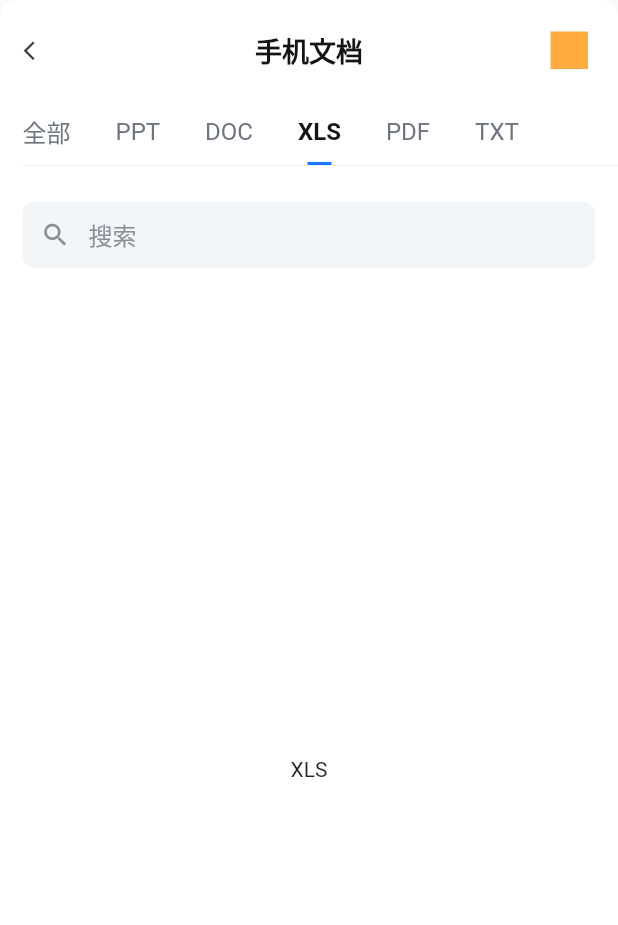
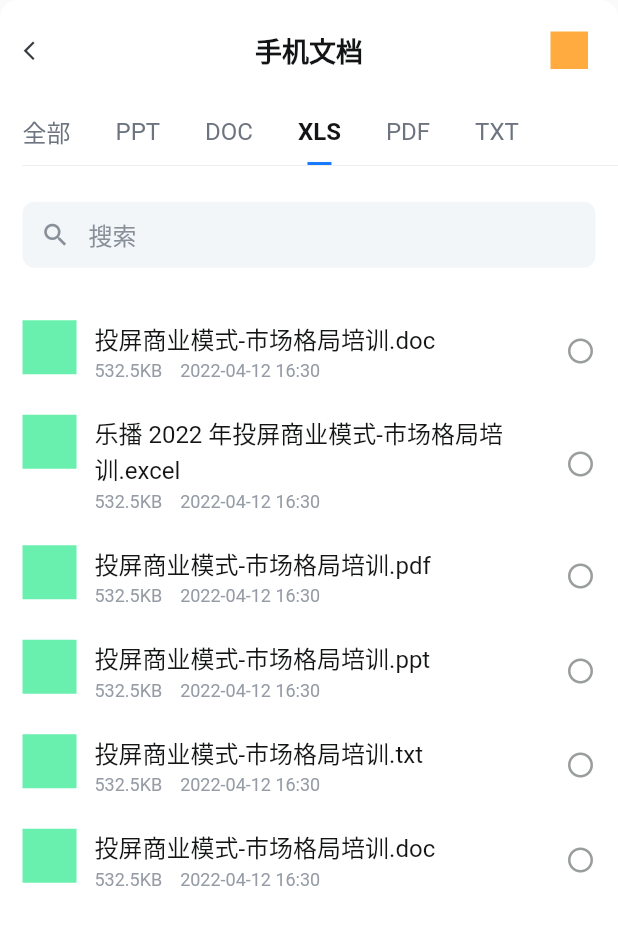
Before and after one commit to guoguangtao/ggt_flutter_demo, a Flutter app: the LeBoFileListView widget shown alone on an empty page, opened directly, swiped to page 4, on a phone screen of 412 x 824 dp. Shown: the top 925 px of the screen. Run offline on Flutter 3.47's test engine with Material 2 defaults, Android fonts, the phone set to English and light mode, and no system bars; our stand-ins replace sprintf, webview_flutter.

Commit message:
文件列表展示

```diff
--- a/lib/local_file/lebo_file_list.dart
+++ b/lib/local_file/lebo_file_list.dart
@@ -1,5 +1,7 @@
 import 'package:flutter/material.dart';
 import 'package:ggt_flutter_demo/local_file/lebo_choose_file.dart';
+
+import 'local_file.dart';
 
 class LeBoFileListView extends StatefulWidget {
   final LeBoChooseType? chooseType;
@@ -24,8 +26,6 @@ class _LeBoFileListViewState extends State<LeBoFileListView> {
 
   @override
   Widget build(BuildContext context) {
-    print("LeBoFileListView 当前选中下标为:$selectedIndex");
-
     return Container(
       decoration: const BoxDecoration(
         color: Colors.white,
@@ -100,7 +100,6 @@ class _LeBoFileListViewState extends State<LeBoFileListView> {
             titles: ["全部", "PPT", "DOC", "XLS", "PDF", "TXT"],
             selectedIndex: selectedIndex,
             indexCallback: (index, text) {
-              print("选中下标回调: $index, $text");
               setState(() {
                 selectedIndex = index;
                 _pageController.jumpToPage(selectedIndex);
@@ -134,7 +133,44 @@ class _LeBoFileListViewState extends State<LeBoFileListView> {
           SizedBox(height: 20),
           Expanded(
             child: _LeBoFileListBodyView(
-              titles: ["全部", "PPT", "DOC", "XLS", "PDF", "TXT"],
+              localFiles: [
+                _LeBoLocalFileModel(
+                    fileType: YXCLocalFileType.word,
+                    fileName: "投屏商业模式-市场格局培训.doc",
+                    fileSize: "532.5KB",
+                    date: "2022-04-12 16:30",
+                    isSelected: false),
+                _LeBoLocalFileModel(
+                    fileType: YXCLocalFileType.excel,
+                    fileName: "乐播 2022 年投屏商业模式-市场格局培训.excel",
+                    fileSize: "532.5KB",
+                    date: "2022-04-12 16:30",
+                    isSelected: false),
+                _LeBoLocalFileModel(
+                    fileType: YXCLocalFileType.pdf,
+                    fileName: "投屏商业模式-市场格局培训.pdf",
+                    fileSize: "532.5KB",
+                    date: "2022-04-12 16:30",
+                    isSelected: false),
+                _LeBoLocalFileModel(
+                    fileType: YXCLocalFileType.ppt,
+                    fileName: "投屏商业模式-市场格局培训.ppt",
+                    fileSize: "532.5KB",
+                    date: "2022-04-12 16:30",
+                    isSelected: false),
+                _LeBoLocalFileModel(
+                    fileType: YXCLocalFileType.txt,
+                    fileName: "投屏商业模式-市场格局培训.txt",
+                    fileSize: "532.5KB",
+                    date: "2022-04-12 16:30",
+                    isSelected: false),
+                _LeBoLocalFileModel(
+                    fileType: YXCLocalFileType.word,
+                    fileName: "投屏商业模式-市场格局培训.doc",
+                    fileSize: "532.5KB",
+                    date: "2022-04-12 16:30",
+                    isSelected: false),
+              ],
               selectedIndex: selectedIndex,
               pageController: _pageController,
               onPageChanged: (index) {
@@ -237,7 +273,6 @@ class _LeBoFileListTopMenuViewState extends State<LeBoFileListTopMenuView> {
     // 重新布局
     titleWidgets = [];
     selectedIndex = widget.selectedIndex ?? 0;
-    print("LeBoFileListTopMenuView 当前选中下标为:$selectedIndex");
 
     for (int i = 0; i < models.length; i++) {
       _LeBoFileListItemModel element = models[i];
@@ -328,7 +363,6 @@ class _LeBoFileListMenuItem extends StatelessWidget {
           children: [
             GestureDetector(
               onTap: () {
-                print("${model!.text} 被点击");
                 if (indexCallback != null) {
                   indexCallback!(model!);
                 }
@@ -364,14 +398,14 @@ class _LeBoFileListItemModel {
 }
 
 class _LeBoFileListBodyView extends StatelessWidget {
-  final List<String>? titles;
+  final List<_LeBoLocalFileModel>? localFiles;
   final int? selectedIndex;
   final ValueChanged<int>? onPageChanged;
   final PageController? pageController;
 
   const _LeBoFileListBodyView({
     Key? key,
-    this.titles,
+    this.localFiles,
     this.onPageChanged,
     this.selectedIndex,
     this.pageController,
@@ -379,8 +413,6 @@ class _LeBoFileListBodyView extends StatelessWidget {
 
   @override
   Widget build(BuildContext context) {
-    print("_LeBoFileListBodyView 当前选中下标为:$selectedIndex");
-
     return PageView.builder(
         itemCount: 6,
         controller: pageController,
@@ -391,22 +423,113 @@ class _LeBoFileListBodyView extends StatelessWidget {
         },
         itemBuilder: (context, index) {
           return _LeBoFileListBodyPageView(
-            title: titles![index],
+            localFiles: localFiles,
           );
         });
   }
 }
 
 class _LeBoFileListBodyPageView extends StatelessWidget {
-  final String? title;
+  final List<_LeBoLocalFileModel>? localFiles;
 
-  const _LeBoFileListBodyPageView({Key? key, this.title}) : super(key: key);
+  const _LeBoFileListBodyPageView({Key? key, this.localFiles})
+      : super(key: key);
 
   @override
   Widget build(BuildContext context) {
     return Container(
       alignment: Alignment.center,
-      child: Text(title ?? ""),
+      child: ListView.builder(
+          itemCount: localFiles?.length,
+          itemBuilder: (context, index) {
+            return _LeBoFileListCell(
+              fileModel: localFiles?[index],
+            );
+          }),
     );
   }
 }
+
+class _LeBoFileListCell extends StatelessWidget {
+  final _LeBoLocalFileModel? fileModel;
+
+  const _LeBoFileListCell({
+    Key? key,
+    this.fileModel,
+  }) : super(key: key);
+
+  @override
+  Widget build(BuildContext context) {
+    return Container(
+      padding: EdgeInsets.only(left: 15.0, right: 15, top: 11, bottom: 11),
+      child: Row(
+        crossAxisAlignment: CrossAxisAlignment.start,
+        children: [
+          Container(
+            width: 36,
+            height: 36,
+            color: Colors.greenAccent,
+          ),
+          SizedBox(width: 12),
+          Expanded(
+            child: Row(
+              children: [
+                Expanded(
+                  child: Column(
+                    crossAxisAlignment: CrossAxisAlignment.start,
+                    children: [
+                      Text(
+                        fileModel?.fileName ?? "",
+                        style: TextStyle(fontSize: 16, color: Color(0xFF131415)),
+                      ),
+                      SizedBox(height: 3),
+                      Row(
+                        children: [
+                          Text(
+                            fileModel?.fileSize ?? "",
+                            style:
+                                TextStyle(fontSize: 12.0, color: Color(0xFF959CA6)),
+                          ),
+                          SizedBox(width: 12),
+                          Text(
+                            fileModel?.date ?? "",
+                            style: TextStyle(
+                              fontSize: 12.0,
+                              color: Color(0XFF959CA6),
+                            ),
+                          ),
+                        ],
+                      )
+                    ],
+                  ),
+                ),
+                SizedBox(width: 12.0),
+                Icon(
+                  Icons.radio_button_unchecked,
+                  size: 20,
+                  color: Color(0xFF9A9D9D),
+                ),
+              ],
+            ),
+          ),
+        ],
+      ),
+    );
+  }
+}
+
+class _LeBoLocalFileModel {
+  YXCLocalFileType fileType;
+  String fileName;
+  String fileSize;
+  String date;
+  bool isSelected;
+
+  _LeBoLocalFileModel({
+    required this.fileType,
+    required this.fileName,
+    required this.fileSize,
+    required this.date,
+    required this.isSelected,
+  });
+}
--- a/lib/local_file/local_file.dart
+++ b/lib/local_file/local_file.dart
@@ -31,14 +31,14 @@ class _YXCLoadLocalFileBodyViewState extends State<_YXCLoadLocalFileBodyView> {
   List<_YXCLocalFileModel> files = [];
   List<Widget> widgets = [];
 
-  _YXCLocalFileType isLocalFile(String? fileName) {
-    if (fileName == null || fileName.isEmpty) return _YXCLocalFileType.none;
-    if (fileName.toLowerCase().endsWith("txt")) return _YXCLocalFileType.txt;
-    if (fileName.toLowerCase().endsWith("doc")) return _YXCLocalFileType.word;
-    if (fileName.toLowerCase().endsWith("pdf")) return _YXCLocalFileType.pdf;
-    if (fileName.toLowerCase().endsWith("ppt")) return _YXCLocalFileType.ppt;
-    if (fileName.toLowerCase().endsWith("xls")) return _YXCLocalFileType.excel;
-    return _YXCLocalFileType.none;
+  YXCLocalFileType isLocalFile(String? fileName) {
+    if (fileName == null || fileName.isEmpty) return YXCLocalFileType.none;
+    if (fileName.toLowerCase().endsWith("txt")) return YXCLocalFileType.txt;
+    if (fileName.toLowerCase().endsWith("doc")) return YXCLocalFileType.word;
+    if (fileName.toLowerCase().endsWith("pdf")) return YXCLocalFileType.pdf;
+    if (fileName.toLowerCase().endsWith("ppt")) return YXCLocalFileType.ppt;
+    if (fileName.toLowerCase().endsWith("xls")) return YXCLocalFileType.excel;
+    return YXCLocalFileType.none;
   }
 
   void loadLocalFile() async {
@@ -52,11 +52,11 @@ class _YXCLoadLocalFileBodyViewState extends State<_YXCLoadLocalFileBodyView> {
     Directory dir = await getApplicationDocumentsDirectory();
     await dir.list(recursive: true).forEach((element) {
       String filePath = element.path;
-      if (isLocalFile(filePath) != _YXCLocalFileType.none) {
+      if (isLocalFile(filePath) != YXCLocalFileType.none) {
         List<String> stringList = filePath.split("/");
         String fileName = stringList.last;
-        _YXCLocalFileType type = isLocalFile(filePath);
-        if (type != _YXCLocalFileType.none) {
+        YXCLocalFileType type = isLocalFile(filePath);
+        if (type != YXCLocalFileType.none) {
           _YXCLocalFileModel fileModel = _YXCLocalFileModel(
               path: filePath, fileName: fileName, type: type);
           files.add(fileModel);
@@ -92,7 +92,7 @@ class _YXCLoadLocalFileBodyViewState extends State<_YXCLoadLocalFileBodyView> {
   }
 }
 
-enum _YXCLocalFileType {
+enum YXCLocalFileType {
   none,
 
   /// 未知类型
@@ -116,7 +116,7 @@ enum _YXCLocalFileType {
 class _YXCLocalFileModel {
   final String? path;
   final String? fileName;
-  final _YXCLocalFileType? type;
+  final YXCLocalFileType? type;
 
   const _YXCLocalFileModel({this.path, this.fileName, this.type});
 }
```
